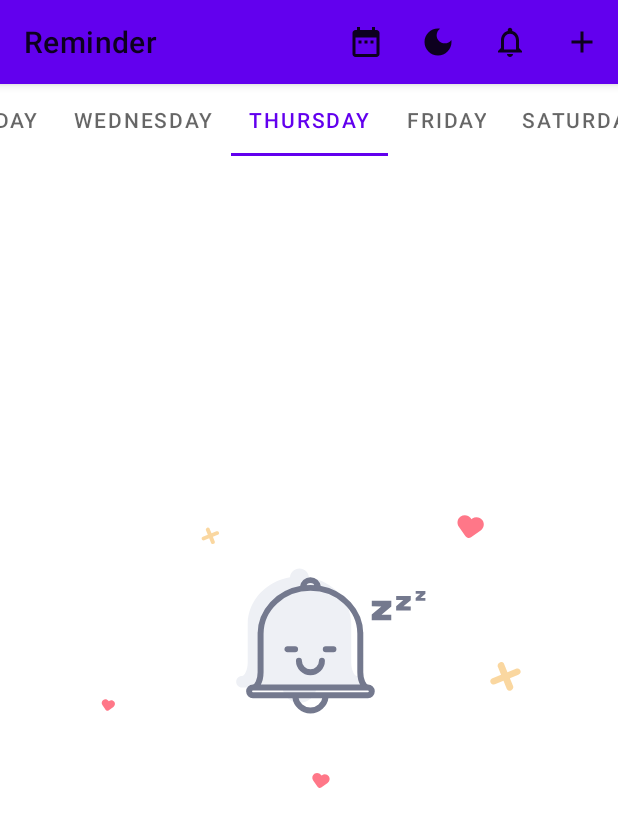
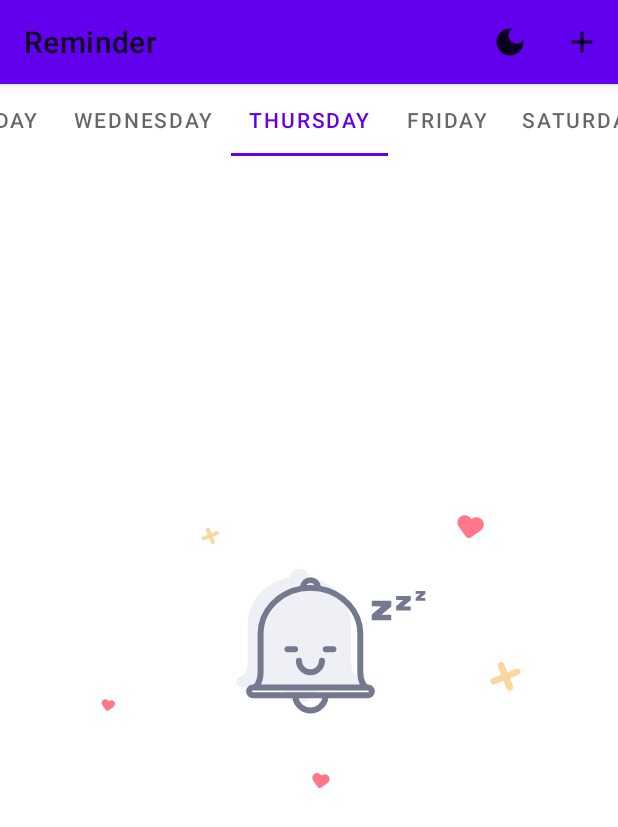
Before and after one commit to hasandeniz/ReminderAssistant, an Android app: the screen it shows after launch (MainActivity), tab 2 chosen, on a phone screen of 412 x 824 dp. Shown: the top 827 px of the screen. Run offline under Robolectric (Android 15) with nearby library versions, the phone set to English and light mode, and no system bars; our stand-ins replace Room's generated code.

Commit message:
couple of improvements

```diff
--- a/app/src/main/java/com/hasandeniz/reminderassistant/AddEventActivity.kt
+++ b/app/src/main/java/com/hasandeniz/reminderassistant/AddEventActivity.kt
@@ -14,6 +14,7 @@ import android.os.Bundle
 import android.view.View
 import android.widget.Toast
 import androidx.appcompat.app.AlertDialog
+import androidx.core.content.ContentProviderCompat.requireContext
 import androidx.lifecycle.ViewModelProvider
 import com.hasandeniz.reminderassistant.data.Item
 import com.hasandeniz.reminderassistant.data.ItemViewModel
@@ -149,6 +150,7 @@ class AddEventActivity : AppCompatActivity() {
                     }
 
                 }
+                Toast.makeText(this, "Successfully updated",Toast.LENGTH_SHORT).show()
             }else{
 
                 when (intent.getIntExtra("tabPosition",-1)) {
@@ -183,6 +185,7 @@ class AddEventActivity : AppCompatActivity() {
                 }
                 item = Item(0,courseName,className,startTime,finishTime,date)
                 mItemViewModel.addItem(item)
+                Toast.makeText(this, "Successfully added",Toast.LENGTH_SHORT).show()
             }
             startActivity(mainIntent)
         }
--- a/app/src/main/java/com/hasandeniz/reminderassistant/adapters/FragmentAdapter.kt
+++ b/app/src/main/java/com/hasandeniz/reminderassistant/adapters/FragmentAdapter.kt
@@ -1,8 +1,10 @@
 package com.hasandeniz.reminderassistant.adapters
 
+import androidx.appcompat.app.AppCompatActivity
 import androidx.fragment.app.Fragment
 import androidx.fragment.app.FragmentManager
 import androidx.fragment.app.FragmentPagerAdapter
+import androidx.fragment.app.FragmentTransaction
 import java.util.ArrayList
 
 class FragmentAdapter(supportFragmentManager: FragmentManager) : FragmentPagerAdapter(supportFragmentManager, BEHAVIOR_RESUME_ONLY_CURRENT_FRAGMENT) {
@@ -25,4 +27,5 @@ class FragmentAdapter(supportFragmentManager: FragmentManager) : FragmentPagerAd
         return titleList[position]
     }
 
+
 }
--- a/app/src/main/java/com/hasandeniz/reminderassistant/fragments/FridayFragment.kt
+++ b/app/src/main/java/com/hasandeniz/reminderassistant/fragments/FridayFragment.kt
@@ -11,12 +11,10 @@ import android.view.LayoutInflater
 import android.view.View
 import android.view.ViewGroup
 import android.widget.Toast
-import androidx.core.content.ContextCompat.getSystemService
-import androidx.core.view.isVisible
+import androidx.fragment.app.FragmentTransaction
 import androidx.lifecycle.Observer
 import androidx.lifecycle.ViewModelProvider
 import androidx.recyclerview.widget.LinearLayoutManager
-import com.airbnb.lottie.LottieAnimationView
 import com.hasandeniz.reminderassistant.*
 import com.hasandeniz.reminderassistant.adapters.RecyclerViewAdapter
 import com.hasandeniz.reminderassistant.data.Item
@@ -24,7 +22,6 @@ import com.hasandeniz.reminderassistant.data.ItemViewModel
 import kotlinx.android.synthetic.main.fragment_friday.*
 import kotlinx.android.synthetic.main.fragment_friday.view.*
 import kotlinx.coroutines.InternalCoroutinesApi
-import java.util.*
 import kotlin.collections.ArrayList
 
 
@@ -49,7 +46,10 @@ class FridayFragment : Fragment(),RecyclerViewAdapter.ItemListener, RecyclerView
             adapter.setData(item as ArrayList<Item>)
             if(item.isNotEmpty()){
                 animationView.visibility = View.INVISIBLE
-            }
+            }else
+                animationView.visibility = View.VISIBLE
+
+
         })
 
         return view
--- a/app/src/main/java/com/hasandeniz/reminderassistant/fragments/SaturdayFragment.kt
+++ b/app/src/main/java/com/hasandeniz/reminderassistant/fragments/SaturdayFragment.kt
@@ -43,9 +43,10 @@ class SaturdayFragment : Fragment(),RecyclerViewAdapter.ItemListener, RecyclerVi
         mItemViewModel = ViewModelProvider(this).get(ItemViewModel::class.java)
         mItemViewModel.readSaturdayData.observe(viewLifecycleOwner, Observer { item ->
             adapter.setData(item as ArrayList<Item>)
-            if(item.isNotEmpty()){
+            if(item.isNotEmpty())
                 animationView.visibility = View.INVISIBLE
-            }
+            else
+                animationView.visibility = View.VISIBLE
         })
 
         return view
--- a/app/src/main/java/com/hasandeniz/reminderassistant/fragments/SundayFragment.kt
+++ b/app/src/main/java/com/hasandeniz/reminderassistant/fragments/SundayFragment.kt
@@ -44,9 +44,10 @@ class SundayFragment : Fragment(),RecyclerViewAdapter.ItemListener, RecyclerView
         mItemViewModel = ViewModelProvider(this).get(ItemViewModel::class.java)
         mItemViewModel.readSundayData.observe(viewLifecycleOwner, Observer { item ->
             adapter.setData(item as ArrayList<Item>)
-            if(item.isNotEmpty()){
+            if(item.isNotEmpty())
                 animationView.visibility = View.INVISIBLE
-            }
+            else
+                animationView.visibility = View.VISIBLE
         })
 
         return view
--- a/app/src/main/java/com/hasandeniz/reminderassistant/fragments/ThursdayFragment.kt
+++ b/app/src/main/java/com/hasandeniz/reminderassistant/fragments/ThursdayFragment.kt
@@ -44,9 +44,10 @@ class ThursdayFragment : Fragment(),RecyclerViewAdapter.ItemListener, RecyclerVi
         mItemViewModel = ViewModelProvider(this).get(ItemViewModel::class.java)
         mItemViewModel.readThursdayData.observe(viewLifecycleOwner, Observer { item ->
             adapter.setData(item as ArrayList<Item>)
-            if(item.isNotEmpty()){
+            if(item.isNotEmpty())
                 animationView.visibility = View.INVISIBLE
-            }
+            else
+                animationView.visibility = View.VISIBLE
         })
 
         return view
--- a/app/src/main/java/com/hasandeniz/reminderassistant/fragments/TuesdayFragment.kt
+++ b/app/src/main/java/com/hasandeniz/reminderassistant/fragments/TuesdayFragment.kt
@@ -44,10 +44,10 @@ class TuesdayFragment : Fragment(),RecyclerViewAdapter.ItemListener, RecyclerVie
         mItemViewModel = ViewModelProvider(this).get(ItemViewModel::class.java)
         mItemViewModel.readTuesdayData.observe(viewLifecycleOwner, Observer { item ->
             adapter.setData(item as ArrayList<Item>)
-            if(item.isNotEmpty()){
+            if(item.isNotEmpty())
                 animationView.visibility = View.INVISIBLE
-
-            }
+            else
+                animationView.visibility = View.VISIBLE
         })
 
         return view
--- a/app/src/main/java/com/hasandeniz/reminderassistant/fragments/WednesdayFragment.kt
+++ b/app/src/main/java/com/hasandeniz/reminderassistant/fragments/WednesdayFragment.kt
@@ -44,9 +44,10 @@ class WednesdayFragment : Fragment(),RecyclerViewAdapter.ItemListener, RecyclerV
         mItemViewModel = ViewModelProvider(this).get(ItemViewModel::class.java)
         mItemViewModel.readWednesdayData.observe(viewLifecycleOwner, Observer { item ->
             adapter.setData(item as ArrayList<Item>)
-            if(item.isNotEmpty()){
+            if(item.isNotEmpty())
                 animationView.visibility = View.INVISIBLE
-            }
+            else
+                animationView.visibility = View.VISIBLE
         })
 
         return view
--- a/app/src/main/java/com/hasandeniz/reminderassistant/notify/NotificationUtils.kt
+++ b/app/src/main/java/com/hasandeniz/reminderassistant/notify/NotificationUtils.kt
@@ -1,6 +1,7 @@
 package com.hasandeniz.reminderassistant.notify
 
 import android.annotation.TargetApi
+import android.app.Notification
 import android.app.NotificationChannel
 import android.app.NotificationManager
 import android.app.PendingIntent
@@ -28,16 +29,14 @@ class  NotificationUtils(base: Context) : ContextWrapper(base) {
         }
     }
 
-    // Create channel for Android version 26+
     @TargetApi(Build.VERSION_CODES.O)
     private fun createChannels() {
         val channel = NotificationChannel(MYCHANNEL_ID, MYCHANNEL_NAME, NotificationManager.IMPORTANCE_HIGH)
         channel.enableVibration(true)
-
+        channel.lockscreenVisibility = Notification.VISIBILITY_PUBLIC
         getManager().createNotificationChannel(channel)
     }
 
-    // Get Manager
     fun getManager() : NotificationManager {
         if (manager == null) manager = getSystemService(Context.NOTIFICATION_SERVICE) as NotificationManager
         return manager as NotificationManager
@@ -56,5 +55,6 @@ class  NotificationUtils(base: Context) : ContextWrapper(base) {
             .setContentIntent(pendingIntent)
             .setSound(RingtoneManager.getDefaultUri(RingtoneManager.TYPE_NOTIFICATION))
             .setAutoCancel(true)
+            .setVisibility(NotificationCompat.VISIBILITY_PUBLIC)
     }
 }
--- a/app/src/main/res/menu/menu.xml
+++ b/app/src/main/res/menu/menu.xml
@@ -3,21 +3,10 @@
     xmlns:android="http://schemas.android.com/apk/res/android"
     xmlns:app="http://schemas.android.com/apk/res-auto">
     <item
-        android:id="@+id/actionCalendar"
-        android:icon="@drawable/ic_baseline_date_range_24"
-        android:title="@string/calendar"
-        app:showAsAction="always"
-        tools:ignore="AlwaysShowAction" />
-    <item
         android:id="@+id/actionNightMode"
         android:icon="@drawable/ic_baseline_dark_mode_24"
         android:title="@string/night_mode"
-        app:showAsAction="always" />
-    <item
-        android:id="@+id/actionNotifications"
-        android:icon="@drawable/ic_baseline_notifications_none_24"
-        android:title="@string/notification"
-        app:showAsAction="always" />
+        app:showAsAction="ifRoom" />
     <item
         android:id="@+id/actionAddEvent"
         android:icon="@drawable/ic_baseline_add_24"
```
Also changed, not shown: app/src/main/java/com/hasandeniz/reminderassistant/MainActivity.kt (+1 -11 lines), app/src/main/java/com/hasandeniz/reminderassistant/fragments/MondayFragment.kt (+6 -2 lines).
